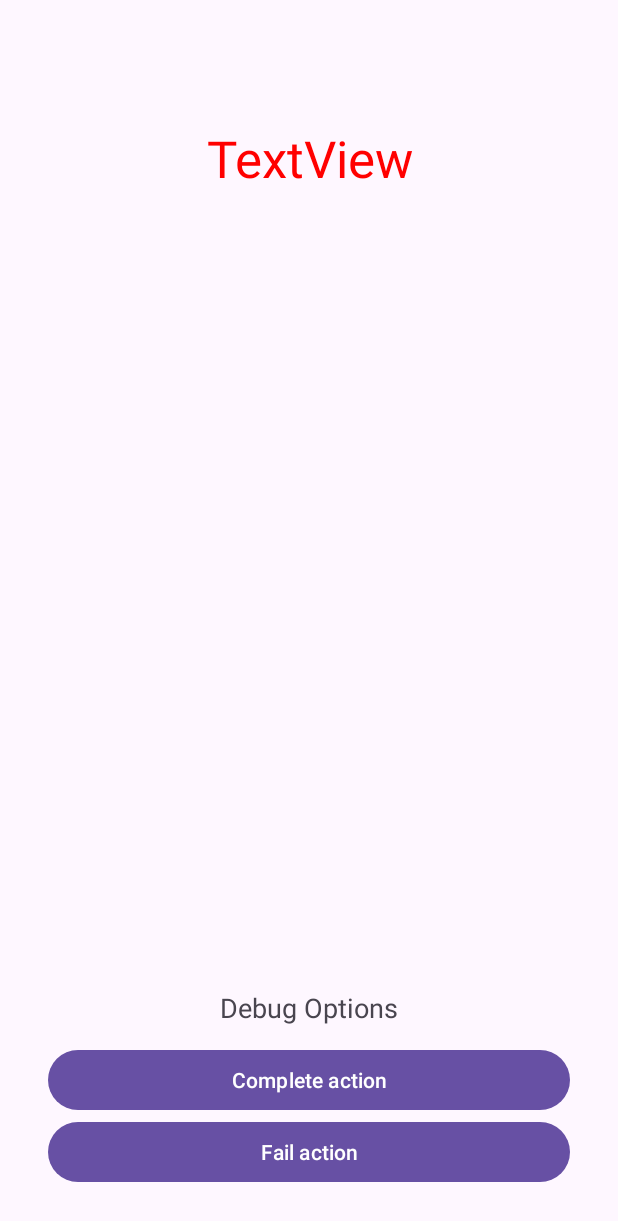
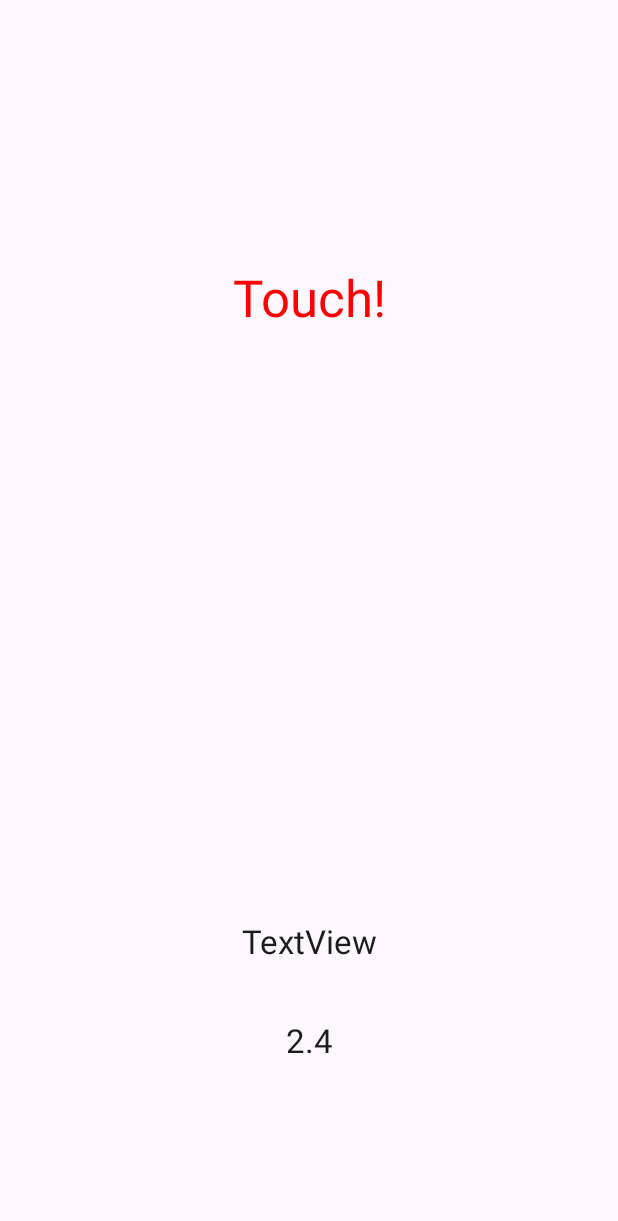
Before and after one commit to franopx/Lab1DispMoviles, an Android app: the SoloGame screen opened directly, with no data from a screen before it, on a phone screen of 412 x 824 dp. Shown: the top 1221 px of the screen. Run offline under Robolectric (Android 15) with nearby library versions, the phone set to English and light mode, and no system bars; 1 statement that could not run was skipped.

Commit message:
improve in class

```diff
--- a/app/src/main/java/com/example/appdispmoviles/SoloGame.kt
+++ b/app/src/main/java/com/example/appdispmoviles/SoloGame.kt
@@ -18,6 +18,7 @@ import android.view.MotionEvent
 import android.view.View
 import android.widget.TextView
 import android.widget.Toast
+import kotlin.math.abs
 import kotlin.random.Random
 
 class SoloGame : AppCompatActivity() {
@@ -32,11 +33,13 @@ class SoloGame : AppCompatActivity() {
 
     private lateinit var sensorManager: SensorManager
 
-    private val gamePrompts = listOf("Shake!", "Touch!", "Fling!")
+    private val gamePrompts = arrayOf("Shake!", "Touch!", "Fling!")
     public var currentGame = 0
-    var gameTime = 3000
+    var gameTime: Long = 5000
     var gameWin = false
     lateinit var gameText: TextView
+    var gameHandler: Handler = Handler(Looper.getMainLooper())
+    var score: Int = 0
 
     override fun onCreate(savedInstanceState: Bundle?) {
         super.onCreate(savedInstanceState)
@@ -65,14 +68,15 @@ class SoloGame : AppCompatActivity() {
         }
 
         gameText = findViewById<TextView>(R.id.accelText)
-        currentGame = Random.nextInt() % 2
+        currentGame = abs(Random.nextInt() % 2)
+        println(currentGame)
         gameText.text = gamePrompts[currentGame]
         gameText.setTextColor(Color.RED)
+
         val delayMillis = gameTime.toLong()
-        val handler = Handler(Looper.getMainLooper())
-        handler.postDelayed({
-            nextGame()
-        }, delayMillis)
+        gameHandler.postDelayed(nextGameRunnable, delayMillis)
+
+        displayTimerHandler.postDelayed(displayTimerRunnable, displayTimerMillis)
     }
 
     override fun onTouchEvent(event: MotionEvent?): Boolean {
@@ -94,15 +98,7 @@ class SoloGame : AppCompatActivity() {
         backgroundMusic.start()
     }
 
-    public fun onClearButtonClick(view: View?)
-    {
-        winSound.start()
-    }
 
-    public fun onFailButtonClick(view: View?)
-    {
-        failSound.start()
-    }
 
     private fun showToast(message: String)
     {
@@ -110,14 +106,12 @@ class SoloGame : AppCompatActivity() {
     }
 
     inner class GestureListener : GestureDetector.SimpleOnGestureListener() {
+        override fun onSingleTapConfirmed(e: MotionEvent): Boolean {
 
-        override fun onSingleTapConfirmed(e: MotionEvent): Boolean {
+            println("$currentGame --- $gameWin")
             if(currentGame == 1 && !gameWin)
             {
-                gameText.setTextColor(Color.GREEN)
-                gameWin = true
-                winSound.start()
-                showToast("Well Done! 1")
+                winGame()
             }
             return super.onSingleTapConfirmed(e)
         }
@@ -129,26 +123,20 @@ class SoloGame : AppCompatActivity() {
             velocityY: Float
         ): Boolean
         {
-            if(velocityY < -1000 && velocityX > -1000 && velocityX < 1000)
+            if(velocityY < -500 && velocityX > -500 && velocityX < 500)
             {
                 if(currentGame == 2 && !gameWin)
                 {
-                    gameText.setTextColor(Color.GREEN)
-                    gameWin = true
-                    winSound.start()
-                    showToast("Well Done! 2")
+                    winGame()
                 }
-
                 return true
             }
-
             return false
         }
     }
 
     var gravity = floatArrayOf(0f, 0f, 0f)
     var linearAcceleration = floatArrayOf(0f, 0f, 0f)
-
     inner class SensorListener: SensorEventListener {
 
         override fun onSensorChanged(event: SensorEvent) {
@@ -173,10 +161,7 @@ class SoloGame : AppCompatActivity() {
             {
                 if(currentGame == 0 && !gameWin)
                 {
-                    gameText.setTextColor(Color.GREEN)
-                    winSound.start()
-                    gameWin = true
-                    showToast("Well Done! 3")
+                    winGame()
                 }
             }
         }
@@ -187,27 +172,46 @@ class SoloGame : AppCompatActivity() {
     }
 
     // Game
+
+    private val nextGameRunnable = Runnable { nextGame() }
     private fun nextGame() {
-
         if(gameWin)
         {
-            do {
-                currentGame = Random.nextInt() % 2
-            } while (currentGame < 0 || currentGame > 2)
-
             gameWin = false
-
             gameText.setTextColor(Color.RED)
-            val delayMillis = gameTime.toLong()
-            val handler = Handler(Looper.getMainLooper())
-            handler.postDelayed({
-                nextGame()
-            }, delayMillis)
+            println("CURRENT : $currentGame")
+            gameText.text = gamePrompts[currentGame]
+            findViewById<TextView>(R.id.scoreText).text = "Score: $score"
+            gameTime -= displayTimerMillis
+            displayTime = gameTime.toFloat()/1000
+            gameHandler.postDelayed(nextGameRunnable, gameTime)
         }
         else
         {
+            loseGame()
+        }
+    }
+
+    private fun winGame()
+    {
+        gameText.setTextColor(Color.GREEN)
+        gameWin = true
+        winSound.start()
+        score += 1
+
+        val prevGame = currentGame
+        do {
+            currentGame = abs(Random.nextInt() % 3)
+        } while ((currentGame < 0 || currentGame > 3) && currentGame == prevGame)
+
+        gameHandler.removeCallbacks(nextGameRunnable)
+        gameHandler.postDelayed(nextGameRunnable, 100)
+    }
+
+    private fun loseGame()
+    {
         failSound.start()
-            showToast("Try Again!")
+        showToast("Try Again! Score: $score")
         val value = 1000
         val delayMillis = value.toLong()
 
@@ -218,5 +222,18 @@ class SoloGame : AppCompatActivity() {
         }, delayMillis)
     }
 
+    var displayTime: Float = gameTime.toFloat()/1000
+    val displayTimerMillis: Long = 100
+    val displayTimerHandler: Handler = Handler(Looper.getMainLooper())
+    private val displayTimerRunnable = Runnable {
+        findViewById<TextView>(R.id.timerText).text = String.format("%.1f", displayTime)
+        displayTime -= 0.1f;
+        displayTime = Math.max(displayTime, 0f)
+        callDisplayTime()
+    }
+
+    private fun callDisplayTime()
+    {
+        displayTimerHandler.postDelayed(displayTimerRunnable, displayTimerMillis)
     }
 }
--- a/app/src/main/res/layout/activity_solo_game.xml
+++ b/app/src/main/res/layout/activity_solo_game.xml
@@ -9,47 +9,36 @@
     <TextView
         android:id="@+id/accelText"
         android:layout_width="match_parent"
-        android:layout_height="wrap_content"
+        android:layout_height="45dp"
+        android:layout_marginBottom="603dp"
         android:text="TextView"
         android:textAlignment="center"
         android:textAppearance="@style/TextAppearance.AppCompat.Display1"
-        app:layout_constraintBottom_toTopOf="@+id/linearLayout"
+        app:layout_constraintBottom_toBottomOf="parent"
         tools:layout_editor_absoluteX="32dp" />
 
-    <LinearLayout
-        android:id="@+id/linearLayout"
+    <TextView
+        android:id="@+id/scoreText"
         android:layout_width="match_parent"
-        android:layout_height="match_parent"
-        android:layout_marginTop="128dp"
-        android:gravity="bottom|center_horizontal"
-        android:orientation="vertical"
-        android:padding="32dp"
+        android:layout_height="45dp"
+        android:layout_marginTop="392dp"
+        android:text="TextView"
+        android:textAlignment="center"
+        android:textAppearance="@style/TextAppearance.AppCompat.Large"
+        app:layout_constraintTop_toBottomOf="@+id/accelText"
+        tools:layout_editor_absoluteX="-16dp" />
+
+    <TextView
+        android:id="@+id/timerText"
+        android:layout_width="match_parent"
+        android:layout_height="45dp"
+        android:layout_marginTop="458dp"
+        android:layout_marginBottom="100dp"
+        android:text="TextView"
+        android:textAlignment="center"
+        android:textAppearance="@style/TextAppearance.AppCompat.Large"
         app:layout_constraintBottom_toBottomOf="parent"
-        app:layout_constraintEnd_toEndOf="parent"
-        app:layout_constraintStart_toStartOf="parent"
-        app:layout_constraintTop_toTopOf="parent">
+        app:layout_constraintTop_toBottomOf="@+id/accelText"
+        tools:layout_editor_absoluteX="0dp" />
 
-        <TextView
-            android:id="@+id/debugText"
-            android:layout_width="match_parent"
-            android:layout_height="wrap_content"
-            android:padding="12dp"
-            android:text="@string/debug_screen"
-            android:textAlignment="center"
-            android:textAppearance="@style/TextAppearance.AppCompat.Medium" />
-
-        <Button
-            android:id="@+id/clearButton"
-            android:layout_width="match_parent"
-            android:layout_height="wrap_content"
-            android:onClick="onClearButtonClick"
-            android:text="@string/clear_button" />
-
-        <Button
-            android:id="@+id/failButton"
-            android:layout_width="match_parent"
-            android:layout_height="wrap_content"
-            android:onClick="onFailButtonClick"
-            android:text="@string/fail_button" />
-    </LinearLayout>
 </androidx.constraintlayout.widget.ConstraintLayout>
```
Lines whose indentation alone changed are shown as unchanged.
